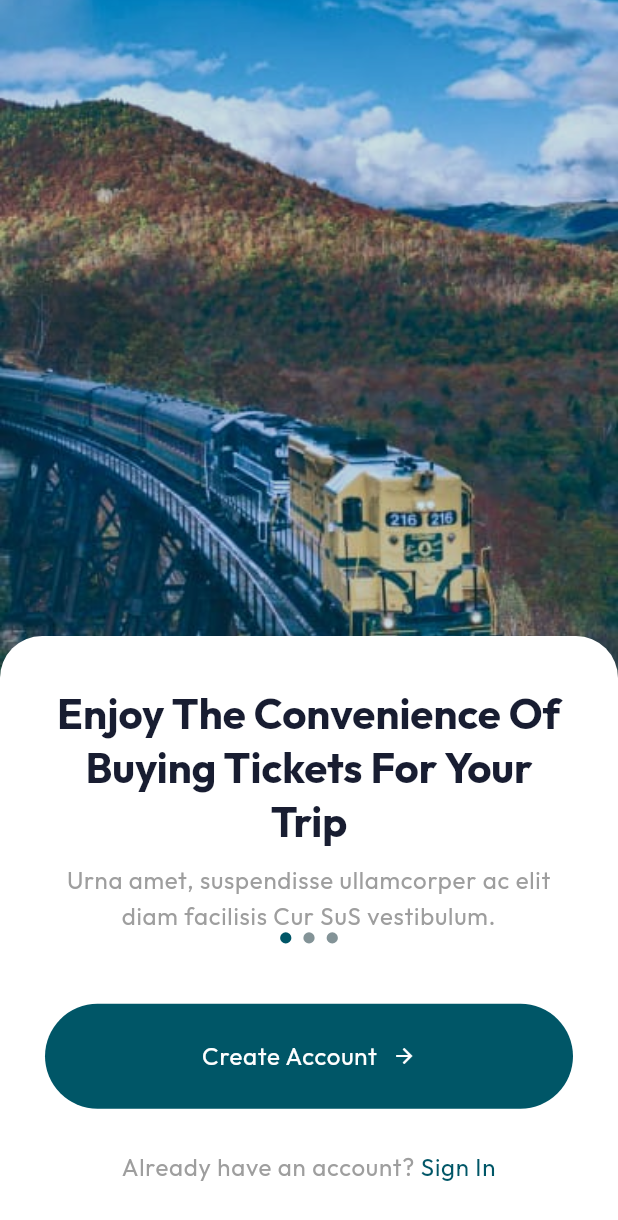
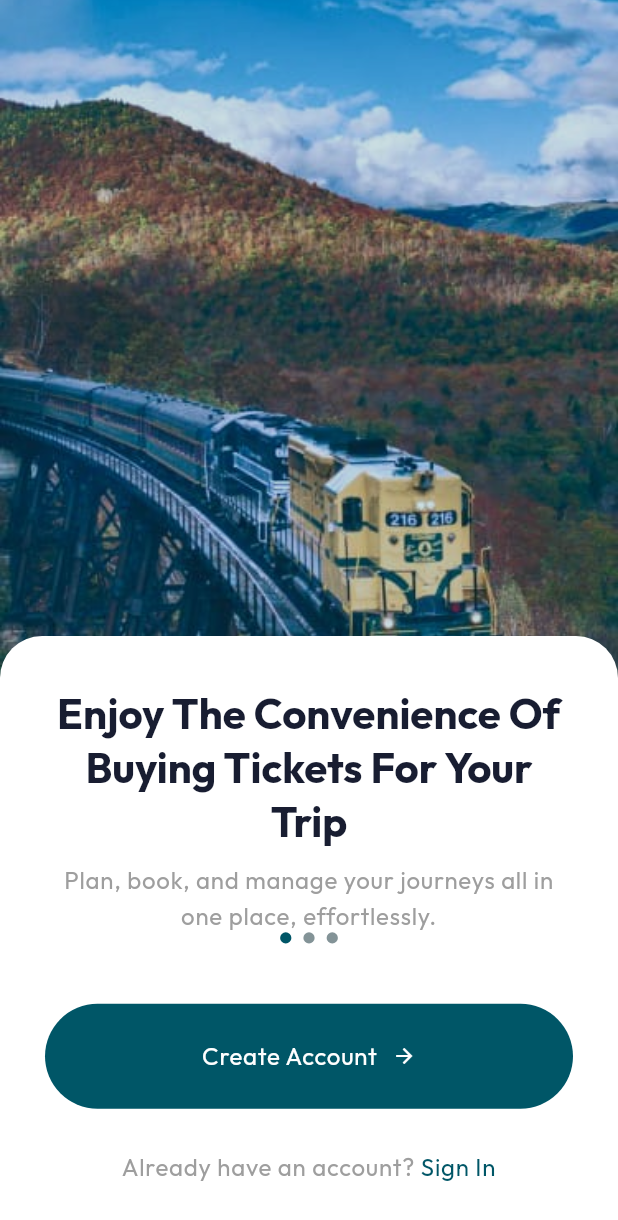
Before and after one commit to AbdelrhmanReda17/Mahatatty, a Flutter app: the screen it shows after launch, on a phone screen of 412 x 824 dp. Shown: the top 1220 px of the screen. Run offline on Flutter 3.47's test engine with Material 3 defaults, Android fonts, the phone set to English and light mode, and no system bars; drawn by our look-alikes of smooth_page_indicator; our stand-ins replace google_fonts.

Commit message:
fix content text

```diff
--- a/lib/Screens/onboarding_screen.dart
+++ b/lib/Screens/onboarding_screen.dart
@@ -31,7 +31,7 @@ class _OnboardingScreenState extends State<OnboardingScreen> {
                   title:
                       'Enjoy The Convenience Of Buying Tickets For Your Trip',
                   subtitle:
-                      'Urna amet, suspendisse ullamcorper ac elit diam facilisis Cur SuS vestibulum.',
+                      'Plan, book, and manage your journeys all in one place, effortlessly.',
                 ),
                 controller: _controller,
               ),
@@ -40,7 +40,7 @@ class _OnboardingScreenState extends State<OnboardingScreen> {
                   image: onboardingScreenImage2,
                   title: 'Access From Your Smartphone Anywhere',
                   subtitle:
-                      'Urna amet, suspendisse ullamcorper ac elit diam facilisis Cur SuS vestibulum.',
+                      'Stay connected with real-time updates and instant access to your bookings.',
                 ),
                 controller: _controller,
               ),
@@ -49,7 +49,7 @@ class _OnboardingScreenState extends State<OnboardingScreen> {
                   image: onboardingScreenImage3,
                   title: 'Easy To Get Train Tickets From Anywhere',
                   subtitle:
-                      'Urna amet, suspendisse ullamcorper ac elit diam facilisis Cur SuS vestibulum.',
+                      'Book tickets on the go, hassle-free, whether you\'re at home or on the move.',
                 ),
                 controller: _controller,
               ),
```
